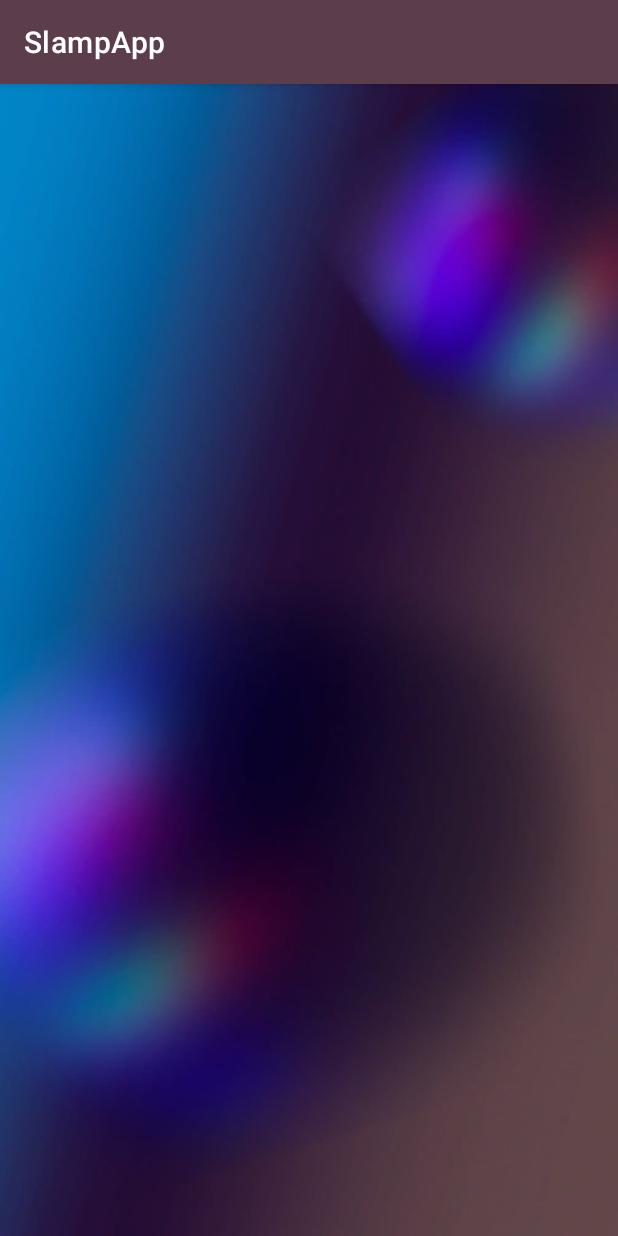
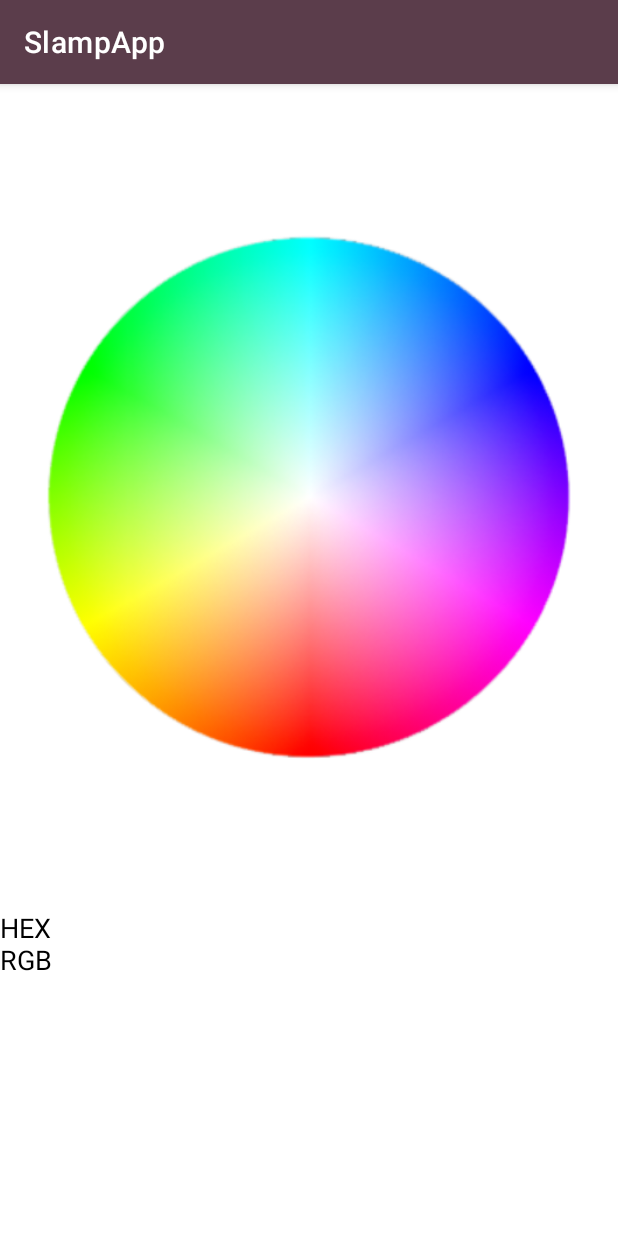
Before and after one commit to dkadrienn/Slamp, an Android app: the fragment ColorsFragment shown on its own in the app's theme, on a phone screen of 412 x 824 dp. Run offline under Robolectric (Android 15) with nearby library versions, the light colour scheme and no system bars.

Commit message:
Colors page

```diff
--- a/app/src/main/res/layout/fragment_color.xml
+++ b/app/src/main/res/layout/fragment_color.xml
@@ -1,23 +1,35 @@
 <?xml version="1.0" encoding="utf-8"?>
-<androidx.constraintlayout.widget.ConstraintLayout xmlns:android="http://schemas.android.com/apk/res/android"
+<LinearLayout xmlns:android="http://schemas.android.com/apk/res/android"
     xmlns:app="http://schemas.android.com/apk/res-auto"
     xmlns:tools="http://schemas.android.com/tools"
     android:layout_width="match_parent"
     android:layout_height="match_parent"
-    android:background="@drawable/bg"
+    android:orientation="vertical"
+    android:background="@android:color/white"
     tools:context=".ui.colors.ColorsFragment">
 
-  <!--  <TextView
-        android:id="@+id/text_slideshow"
+    <ImageView
+        android:id="@+id/colorWheel"
+        android:layout_width="match_parent"
+        android:layout_height="350dp"
+        android:layout_marginTop="100dp"
+        android:src="@drawable/colorwheel"
+        app:layout_constraintEnd_toEndOf="parent"
+        app:layout_constraintStart_toStartOf="parent"
+        app:layout_constraintTop_toTopOf="parent" />
+
+    <View
+        android:id="@+id/colorView"
+        android:layout_width="match_parent"
+        android:layout_height="100dp" />
+
+    <TextView
+        android:id="@+id/result"
         android:layout_width="match_parent"
         android:layout_height="wrap_content"
-        android:layout_marginStart="8dp"
-        android:layout_marginTop="8dp"
-        android:layout_marginEnd="8dp"
-        android:textAlignment="center"
-        android:textSize="20sp"
-        app:layout_constraintBottom_toBottomOf="parent"
-        app:layout_constraintEnd_toEndOf="parent"
-        app:layout_constraintStart_toStartOf="parent"
-        app:layout_constraintTop_toTopOf="parent" /> -->
-</androidx.constraintlayout.widget.ConstraintLayout>
+        android:text="HEX \nRGB "
+        android:textColor="#000"
+        android:textSize="18sp" />
+
+
+</LinearLayout>
```
Also changed, not shown: app/src/main/java/com/example/slampapp/ColorActivity.java (+46 -0 lines), app/src/main/java/com/example/slampapp/MainActivity.java (+14 -0 lines), app/src/main/res/drawable/colorwheel.png (added), app/src/main/res/drawable/off.jpg (deleted), app/src/main/res/drawable/on.jpg (deleted).
